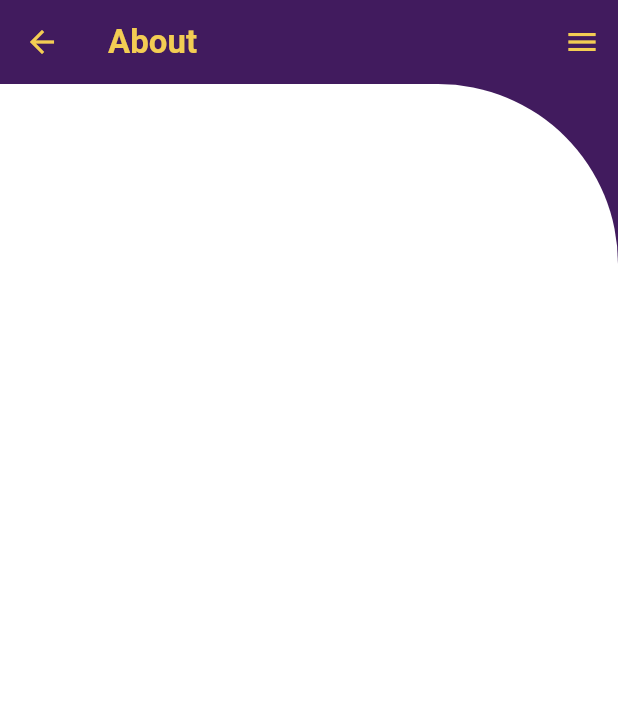
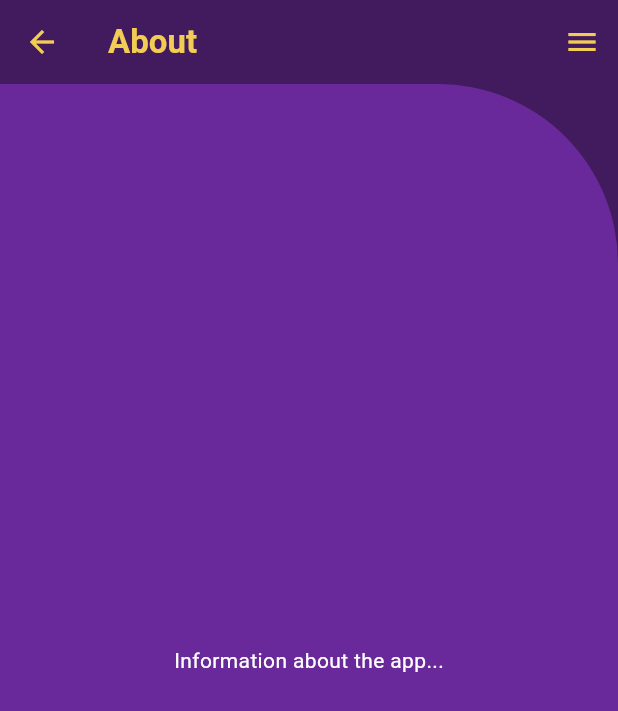
Before and after one commit to EmmanuelFlorencioT/mobile-dev-fundamentals, a Flutter app: the Home screen opened directly, in the side drawer, after a tap on the "pin drop" icon, on a phone screen of 412 x 824 dp. Shown: the top 711 px of the screen. Run offline on Flutter 3.47's test engine with Material 2 defaults, Android fonts, the phone set to English and light mode, and no system bars; our stand-ins replace geolocator, google_maps_flutter, sliding_up_panel; missing offline and left inert: flutter_sliding_up_panel.

Commit message:
Added theme change with the use of singleton

```diff
--- a/lib/about.dart
+++ b/lib/about.dart
@@ -33,6 +33,7 @@ class _AboutState extends State<About> {
         foregroundColor: my_constants.appYellow,
       ),
       endDrawer: Drawer(
+        backgroundColor: my_constants.appPurple,
         child: Container(
           padding: EdgeInsets.all(24),
           child: ListView(
@@ -74,18 +75,32 @@ class _AboutState extends State<About> {
             ],
           ),
         ),
-        backgroundColor: my_constants.appPurple,
       ),
       body: Stack(
         children: [
           Container(
             width: size.width,
             height: size.height - 56, //Minus the height of the appbar
-            decoration: const BoxDecoration(
+            decoration: BoxDecoration(
               borderRadius: BorderRadius.only(topRight: Radius.circular(120)),
-              color: Colors.white,
+              color: singleton.isDarkTheme
+                  ? my_constants.appDarkBg
+                  : my_constants.appLightBg,
             ),
-            child: Column(),
+            child: Column(
+              mainAxisAlignment: MainAxisAlignment.center,
+              crossAxisAlignment: CrossAxisAlignment.center,
+              children: [
+                Text(
+                  'Information about the app...',
+                  style: TextStyle(
+                    color: singleton.isDarkTheme
+                        ? Colors.white
+                        : my_constants.appPurple,
+                  ),
+                )
+              ],
+            ),
           )
         ],
       ),
--- a/lib/home.dart
+++ b/lib/home.dart
@@ -96,7 +96,11 @@ class _HomeState extends State<Home> {
       ),
       body: Stack(
         children: [
-          Padding(
+          Container(
+            color: singleton.isDarkTheme
+                ? my_constants.appDarkBg
+                : my_constants.appLightBg,
+            child: Padding(
               padding: const EdgeInsets.all(20),
               child: Column(
                 children: [
@@ -106,8 +110,10 @@ class _HomeState extends State<Home> {
                         padding: EdgeInsets.all(15),
                         child: Row(
                           children: [
-                          Expanded(flex: 3, child: CardHeader(header: 'User')),
-                          Expanded(flex: 3, child: CardHeader(header: 'Mail')),
+                            Expanded(
+                                flex: 3, child: CardHeader(header: 'User')),
+                            Expanded(
+                                flex: 3, child: CardHeader(header: 'Mail')),
                             Expanded(
                                 flex: 5, child: CardHeader(header: 'Buttons'))
                           ],
@@ -126,14 +132,25 @@ class _HomeState extends State<Home> {
                             */
 
                           return Card(
+                            color: singleton.isDarkTheme
+                                ? my_constants.appDarkListItem
+                                : my_constants.appLightListItem,
                             child: Padding(
                                 padding: const EdgeInsets.all(15),
                                 child: Row(
                                   children: [
                                     Expanded(
-                                      flex: 3, child: CardData(data: data[1])),
+                                        flex: 3,
+                                        child: CardData(
+                                          data: data[1],
+                                          isDarkTheme: singleton.isDarkTheme,
+                                        )),
                                     Expanded(
-                                      flex: 3, child: CardData(data: data[2])),
+                                        flex: 3,
+                                        child: CardData(
+                                          data: data[2],
+                                          isDarkTheme: singleton.isDarkTheme,
+                                        )),
                                     Expanded(
                                         flex: 5,
                                         child: Row(
@@ -144,7 +161,8 @@ class _HomeState extends State<Home> {
                                               onPressed: () {
                                                 singleton.username_action =
                                                     data[1];
-                                              singleton.email_action = data[2];
+                                                singleton.email_action =
+                                                    data[2];
                                                 showEditAlert(context);
                                               },
                                               icon: const Icon(
@@ -159,7 +177,8 @@ class _HomeState extends State<Home> {
                                               onPressed: () {
                                                 singleton.username_action =
                                                     data[1];
-                                              singleton.email_action = data[2];
+                                                singleton.email_action =
+                                                    data[2];
                                                 showDeleteAlert(context);
                                               },
                                               icon: const Icon(
@@ -211,6 +230,7 @@ class _HomeState extends State<Home> {
                     ),
                   )
                 ],
+              ),
             ),
           ),
         ],
@@ -391,16 +411,19 @@ class DrawerItem extends StatelessWidget {
 
 class CardData extends StatelessWidget {
   final String data;
+  final bool isDarkTheme;
 
-  const CardData({super.key, required this.data});
+  const CardData({super.key, required this.data, required this.isDarkTheme});
 
   @override
   Widget build(BuildContext context) {
     return Text(
       data,
       textAlign: TextAlign.center,
-      style: const TextStyle(
-          color: my_constants.appPurple,
+      style: TextStyle(
+          color: isDarkTheme
+              ? my_constants.appLightListItem
+              : my_constants.appPurple,
           fontSize: 15,
           fontWeight: FontWeight.bold),
     );
--- a/lib/new_user.dart
+++ b/lib/new_user.dart
@@ -72,9 +72,11 @@ class _NewUserState extends State<NewUser> {
           Container(
             width: size.width,
             height: size.height - 56, //Minus the height of the appbar
-            decoration: const BoxDecoration(
+            decoration: BoxDecoration(
               borderRadius: BorderRadius.only(topRight: Radius.circular(120)),
-              color: Colors.white,
+              color: singleton.isDarkTheme
+                  ? my_constants.appDarkBg
+                  : my_constants.appLightBg,
             ),
             child: Column(),
           )
--- a/lib/utils/constants.dart
+++ b/lib/utils/constants.dart
@@ -3,6 +3,12 @@ import 'package:flutter/material.dart';
 const appYellow = Color(0xFFF3CD53);
 const appPurple = Color(0xFF411B5E);
 
+const appLightBg = Color(0xFFFFFFFF);
+const appDarkBg = Color.fromARGB(255, 106, 41, 155);
+
+const appLightListItem = Color.fromARGB(255, 246, 242, 251);
+const appDarkListItem = Color.fromARGB(255, 150, 64, 215);
+
 const defaultUser = 'uaslp';
 const defaultEmail = 'joedoe@contoso.com';
 const defaultPassword = '1234';
--- a/lib/utils/singleton.dart
+++ b/lib/utils/singleton.dart
@@ -21,6 +21,8 @@ class Singleton {
   String username_action = '';
   String email_action = '';
 
+  bool isDarkTheme = true;
+
   //Examples of variables that MUST be Initialized
   String foo = '';
   String bar = "";
```
Also changed, not shown: lib/settings.dart (+21 -4 lines). Lines whose indentation alone changed are shown as unchanged.
